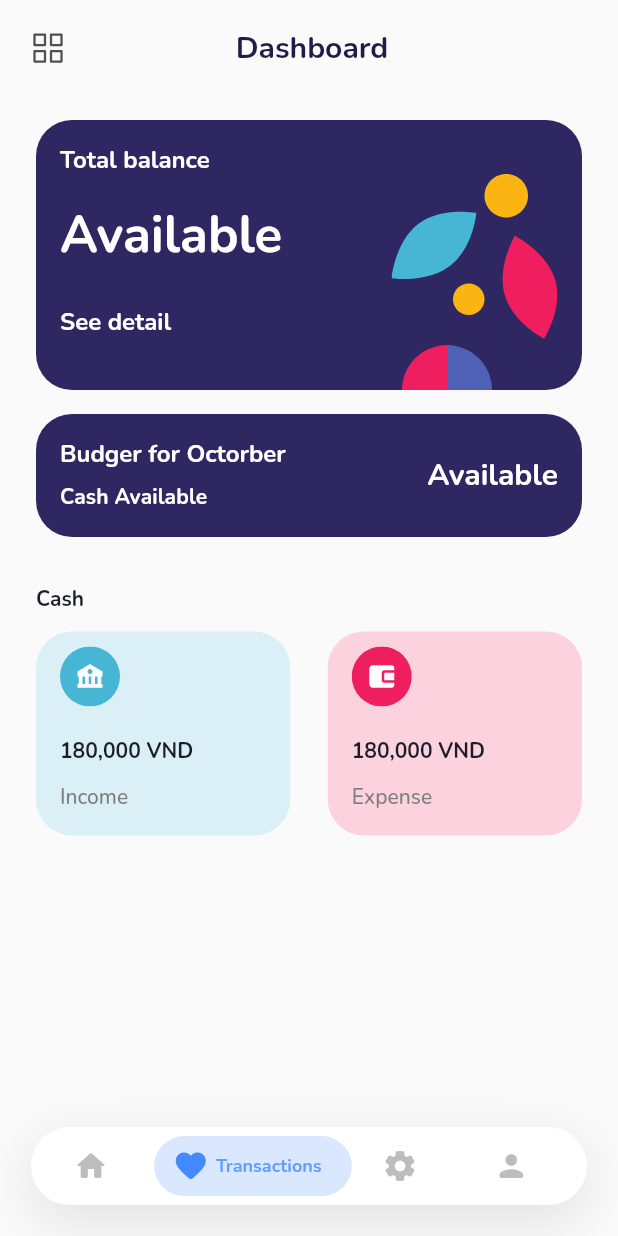
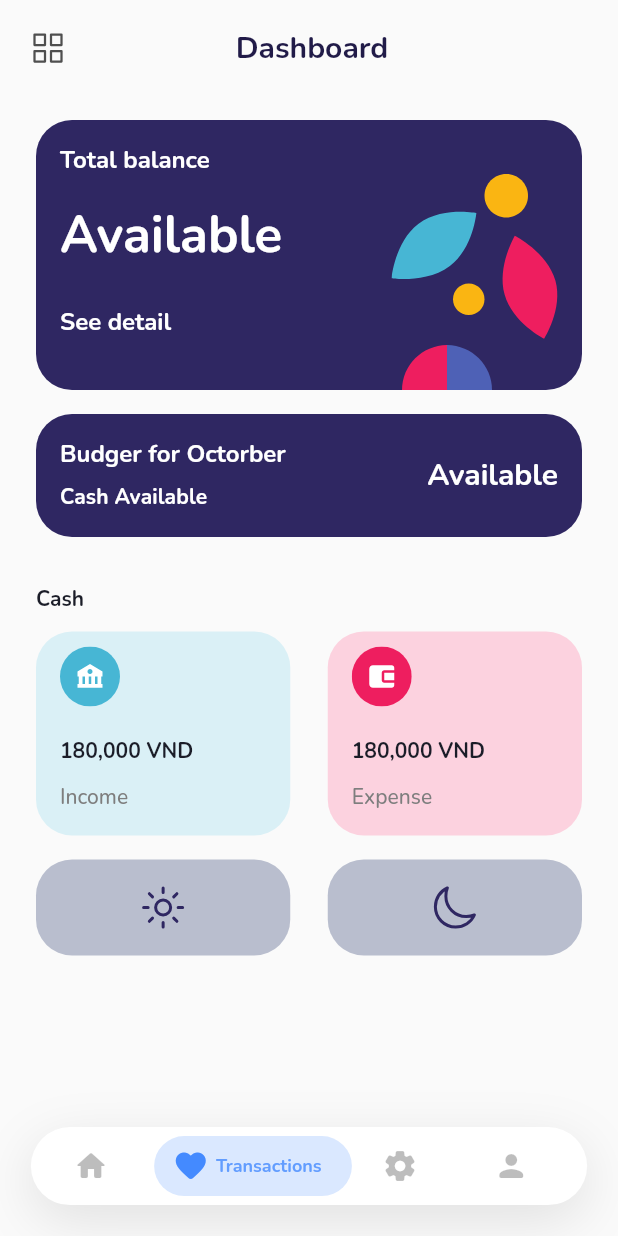
Before and after one commit to zwaa0902/mysafin, a Flutter app: the DashboardScreen screen opened directly, after a tap on the "favorite" icon, on a phone screen of 412 x 824 dp. Run offline on Flutter 3.47's test engine with Material 2 defaults, Android fonts, the phone set to English and light mode, and no system bars; our stand-ins replace bloc, dio, easy_localization, equatable, flutter_bloc, flutter_svg and 6 more; missing offline and left inert: flutter_displaymode, platform_device_id; accounts and stored records are empty.

```diff
--- a/analysis_options.yaml
+++ b/analysis_options.yaml
@@ -44,7 +44,7 @@ linter:
     - always_put_control_body_on_new_line
     # - always_put_required_named_parameters_first # we prefer having parameters in the same order as fields https://github.com/flutter/flutter/issues/10219
     - always_require_non_null_named_parameters
-    - always_specify_types
+    # - always_specify_types
     # - always_use_package_imports # we do this commonly
     - annotate_overrides
     # - avoid_annotating_with_dynamic # conflicts with always_specify_types
--- /dev/null
+++ b/lib/authentication/bloc/authentication_bloc.dart
@@ -0,0 +1,72 @@
+import 'dart:async';
+
+import 'package:authentication_repository/authentication_repository.dart';
+import 'package:bloc/bloc.dart';
+import 'package:equatable/equatable.dart';
+import 'package:user_repository/user_repository.dart';
+
+part 'authentication_event.dart';
+part 'authentication_state.dart';
+
+class AuthenticationBloc
+    extends Bloc<AuthenticationEvent, AuthenticationState> {
+  AuthenticationBloc({
+    required AuthenticationRepository authenticationRepository,
+    required UserRepository userRepository,
+  })  : _authenticationRepository = authenticationRepository,
+        _userRepository = userRepository,
+        super(const AuthenticationState.unknown()) {
+    on<_AuthenticationStatusChanged>(_onAuthenticationStatusChanged);
+    on<AuthenticationLogoutRequested>(_onAuthenticationLogoutRequested);
+    _authenticationStatusSubscription = _authenticationRepository.status.listen(
+      (status) => add(_AuthenticationStatusChanged(status)),
+    );
+  }
+
+  final AuthenticationRepository _authenticationRepository;
+  final UserRepository _userRepository;
+  late StreamSubscription<AuthenticationStatus>
+      _authenticationStatusSubscription;
+
+  @override
+  Future<void> close() {
+    _authenticationStatusSubscription.cancel();
+    _authenticationRepository.dispose();
+    return super.close();
+  }
+
+  Future<void> _onAuthenticationStatusChanged(
+    _AuthenticationStatusChanged event,
+    Emitter<AuthenticationState> emit,
+  ) async {
+    switch (event.status) {
+      case AuthenticationStatus.unauthenticated:
+        return emit(const AuthenticationState.unauthenticated());
+      case AuthenticationStatus.authenticated:
+        final user = await _tryGetUser();
+        return emit(
+          user != null
+              ? AuthenticationState.authenticated(user)
+              : const AuthenticationState.unauthenticated(),
+        );
+      case AuthenticationStatus.unknown:
+        return emit(const AuthenticationState.unknown());
+    }
+  }
+
+  void _onAuthenticationLogoutRequested(
+    AuthenticationLogoutRequested event,
+    Emitter<AuthenticationState> emit,
+  ) {
+    _authenticationRepository.logOut();
+  }
+
+  Future<User?> _tryGetUser() async {
+    try {
+      final user = await _userRepository.getUser();
+      return user;
+    } catch (_) {
+      return null;
+    }
+  }
+}
--- /dev/null
+++ b/lib/authentication/bloc/authentication_event.dart
@@ -0,0 +1,13 @@
+part of 'authentication_bloc.dart';
+
+abstract class AuthenticationEvent {
+  const AuthenticationEvent();
+}
+
+class _AuthenticationStatusChanged extends AuthenticationEvent {
+  const _AuthenticationStatusChanged(this.status);
+
+  final AuthenticationStatus status;
+}
+
+class AuthenticationLogoutRequested extends AuthenticationEvent {}
--- /dev/null
+++ b/lib/authentication/bloc/authentication_state.dart
@@ -0,0 +1,22 @@
+part of 'authentication_bloc.dart';
+
+class AuthenticationState extends Equatable {
+  const AuthenticationState._({
+    this.status = AuthenticationStatus.unknown,
+    this.user = User.empty,
+  });
+
+  const AuthenticationState.unknown() : this._();
+
+  const AuthenticationState.authenticated(User user)
+      : this._(status: AuthenticationStatus.authenticated, user: user);
+
+  const AuthenticationState.unauthenticated()
+      : this._(status: AuthenticationStatus.unauthenticated);
+
+  final AuthenticationStatus status;
+  final User user;
+
+  @override
+  List<Object> get props => [status, user];
+}
--- a/lib/main.dart
+++ b/lib/main.dart
@@ -1,19 +1,24 @@
+import 'dart:async';
 import 'dart:io';
 
+import 'package:authentication_repository/authentication_repository.dart';
 import 'package:easy_localization/easy_localization.dart';
 import 'package:flutter/material.dart';
 import 'package:flutter_bloc/flutter_bloc.dart';
 import 'package:flutter_displaymode/flutter_displaymode.dart';
-import 'package:flutter_production_boilerplate/ui/screens/dashboard/dashboard_screen.dart';
+import 'package:flutter_production_boilerplate/config/theme.dart';
+import 'package:flutter_production_boilerplate/splash/splash.dart';
+import 'package:flutter_production_boilerplate/ui/screens/intro/intro_screen.dart';
 import 'package:hive/hive.dart';
 import 'package:hydrated_bloc/hydrated_bloc.dart';
 import 'package:path_provider/path_provider.dart';
+import 'package:user_repository/user_repository.dart';
 
-import 'config/theme.dart';
+import 'authentication/bloc/authentication_bloc.dart';
+import 'cubit/theme/theme_cubit.dart';
 import 'route/router.dart';
-import 'cubit/theme/theme_cubit.dart';
-import 'ui/screens/intro/intro_screen.dart';
-import 'ui/screens/skeleton_screen.dart';
+import 'route/router.dart' as route;
+import 'ui/screens/dashboard/dashboard_screen.dart';
 
 /// Try using const constructors as much as possible!
 
@@ -30,6 +35,11 @@ void main() async {
     storageDirectory: tmpDir,
   );
 
+  final AuthenticationRepository authenticationRepository =
+      AuthenticationRepository();
+
+  final UserRepository userRepository = UserRepository();
+
   HydratedBlocOverrides.runZoned(
     () => runApp(
       EasyLocalization(
@@ -40,7 +50,10 @@ void main() async {
         ],
         fallbackLocale: const Locale('en'),
         useFallbackTranslations: true,
-        child: const MyApp(),
+        child: MyApp(
+          authenticationRepository: authenticationRepository,
+          userRepository: userRepository,
+        ),
       ),
     ),
     storage: storage,
@@ -48,12 +61,32 @@ void main() async {
 }
 
 class MyApp extends StatelessWidget {
-  const MyApp({super.key});
+  MyApp({
+    super.key,
+    required this.authenticationRepository,
+    required this.userRepository,
+  });
+
+  final AuthenticationRepository authenticationRepository;
+  final UserRepository userRepository;
+  final _navigatorKey = GlobalKey<NavigatorState>();
+
+  NavigatorState get _navigator => _navigatorKey.currentState!;
 
   @override
   Widget build(BuildContext context) {
-    return BlocProvider<ThemeCubit>(
-      create: (BuildContext context) => ThemeCubit(),
+    return MultiBlocProvider(
+      providers: [
+        BlocProvider<ThemeCubit>(
+          create: (_) => ThemeCubit(),
+        ),
+        BlocProvider(
+          create: (_) => AuthenticationBloc(
+            authenticationRepository: authenticationRepository,
+            userRepository: userRepository,
+          ),
+        ),
+      ],
       child: BlocBuilder<ThemeCubit, ThemeModeState>(
         builder: (BuildContext context, ThemeModeState state) {
           return MaterialApp(
@@ -65,16 +98,45 @@ class MyApp extends StatelessWidget {
             darkTheme: darkTheme,
             themeMode: state.themeMode,
 
+            onGenerateRoute: SfRouter.generateRoute,
+
             /// Localization stuff
             localizationsDelegates: context.localizationDelegates,
             supportedLocales: context.supportedLocales,
             locale: context.locale,
             debugShowCheckedModeBanner: false,
             home: const IntroScreen(),
-            onGenerateRoute: SfRouter.generateRoute,
           );
         },
       ),
     );
+
+    // return RepositoryProvider.value(
+    //   value: authenticationRepository,
+    //   child: BlocProvider<ThemeCubit>(
+    //     create: (BuildContext context) => ThemeCubit(),
+    //     child: BlocBuilder<ThemeCubit, ThemeModeState>(
+    //       builder: (BuildContext context, ThemeModeState state) {
+    //         return MaterialApp(
+    //           /// Localization is not available for the title.
+    //           // title: 'Flutter Production Boilerplate',
+
+    //           /// Theme stuff
+    //           theme: lightTheme,
+    //           darkTheme: darkTheme,
+    //           themeMode: state.themeMode,
+
+    //           /// Localization stuff
+    //           localizationsDelegates: context.localizationDelegates,
+    //           supportedLocales: context.supportedLocales,
+    //           locale: context.locale,
+    //           debugShowCheckedModeBanner: false,
+    //           home: const IntroScreen(),
+    //           onGenerateRoute: SfRouter.generateRoute,
+    //         );
+    //       },
+    //     ),
+    //   ),
+    // );
   }
 }
--- /dev/null
+++ b/lib/splash/splash.dart
@@ -0,0 +1 @@
+export 'view/splash_page.dart';
--- a/lib/ui/screens/dashboard/dashboard_screen.dart
+++ b/lib/ui/screens/dashboard/dashboard_screen.dart
@@ -1,12 +1,15 @@
 import 'package:flutter/material.dart';
 import 'package:flutter_bloc/flutter_bloc.dart';
-import 'package:flutter_production_boilerplate/ui/widgets/menu/menu_widget.dart';
 import 'package:flutter_svg/flutter_svg.dart';
+import 'package:ionicons/ionicons.dart';
 
 import '../../../config/theme.dart';
 import '../../../cubit/dashboard_cubit.dart';
 import '../../widgets/card/card_cash/card_cash_widget.dart';
+import '../../widgets/card_cash/card_cash_widget.dart';
+import '../../widgets/first_screen/theme_card.dart';
 import '../../widgets/height.dart';
+import '../../widgets/menu/menu_widget.dart';
 import '../../widgets/width.dart';
 
 class DashboardScreen extends StatelessWidget {
@@ -76,6 +79,20 @@ class DashboardScreen extends StatelessWidget {
                           icon: SvgPicture.asset('assets/icons/wallet.svg'),
                           title: 'Expense',
                           color: AppColor.error100,
+                        ),
+                      ],
+                    ),
+                    const Height(16),
+                    Row(
+                      children: const [
+                        ThemeCard(
+                          mode: ThemeMode.light,
+                          icon: Ionicons.sunny_outline,
+                        ),
+                        Width(25),
+                        ThemeCard(
+                          mode: ThemeMode.dark,
+                          icon: Ionicons.moon_outline,
                         ),
                       ],
                     )
--- a/lib/ui/widgets/first_screen/theme_card.dart
+++ b/lib/ui/widgets/first_screen/theme_card.dart
@@ -17,19 +17,21 @@ class ThemeCard extends StatelessWidget {
   Widget build(BuildContext context) {
     return BlocBuilder<ThemeCubit, ThemeModeState>(
         builder: (BuildContext context, ThemeModeState state) {
-      return Card(
-        elevation: 2,
-        shadowColor: Theme.of(context).colorScheme.shadow,
+      return Expanded(
+        child: Container(
+          decoration: BoxDecoration(
             color: state.themeMode == mode
                 ? Theme.of(context).colorScheme.primary
                 : Theme.of(context).colorScheme.surface,
-        shape: const RoundedRectangleBorder(
-            borderRadius: BorderRadius.all(Radius.circular(12))),
+            borderRadius: BorderRadius.circular(24),
+          ),
           child: InkWell(
             onTap: () => BlocProvider.of<ThemeCubit>(context).getTheme(
               ThemeModeState(themeMode: mode),
             ),
             borderRadius: const BorderRadius.all(Radius.circular(12)),
+            child: Padding(
+              padding: const EdgeInsets.all(16.0),
               child: Icon(
                 icon,
                 size: 32,
@@ -38,6 +40,8 @@ class ThemeCard extends StatelessWidget {
                     : Colors.white,
               ),
             ),
+          ),
+        ),
       );
     });
   }
--- /dev/null
+++ b/packages/authentication_repository/lib/authentication_repository.dart
@@ -0,0 +1,3 @@
+library authentication_repository;
+
+export 'src/authentication_repository.dart';
--- /dev/null
+++ b/packages/user_repository/lib/src/models/models.dart
@@ -0,0 +1 @@
+export 'user.dart';
--- /dev/null
+++ b/packages/user_repository/lib/src/models/user.dart
@@ -0,0 +1,12 @@
+import 'package:equatable/equatable.dart';
+
+class User extends Equatable {
+  const User(this.id);
+
+  final String id;
+
+  @override
+  List<Object> get props => <Object>[id];
+
+  static const User empty = User('-');
+}
--- /dev/null
+++ b/packages/user_repository/lib/src/user_repository.dart
@@ -0,0 +1,19 @@
+import 'dart:async';
+
+import 'package:uuid/uuid.dart';
+
+import 'models/models.dart';
+
+class UserRepository {
+  User? _user;
+
+  Future<User?> getUser() async {
+    if (_user != null) {
+      return _user;
+    }
+    return Future.delayed(
+      const Duration(milliseconds: 300),
+      () => _user = User(const Uuid().v4()),
+    );
+  }
+}
--- /dev/null
+++ b/packages/user_repository/lib/user_repository.dart
@@ -0,0 +1,4 @@
+library user_repository;
+
+export 'src/models/models.dart';
+export 'src/user_repository.dart';
```
Also changed, not shown: lib/splash/view/splash_page.dart (added, +16 -0 lines), packages/authentication_repository/lib/src/authentication_repository.dart (added, +30 -0 lines), packages/authentication_repository/pubspec.yaml (added, +9 -0 lines), packages/user_repository/pubspec.yaml (added, +13 -0 lines), pubspec.yaml (+9 -0 lines), lib/authentication/authentication.dart (added), packages/authentication_repository/pubspec.lock (added), packages/user_repository/pubspec.lock (added). Lines whose indentation alone changed are shown as unchanged.
